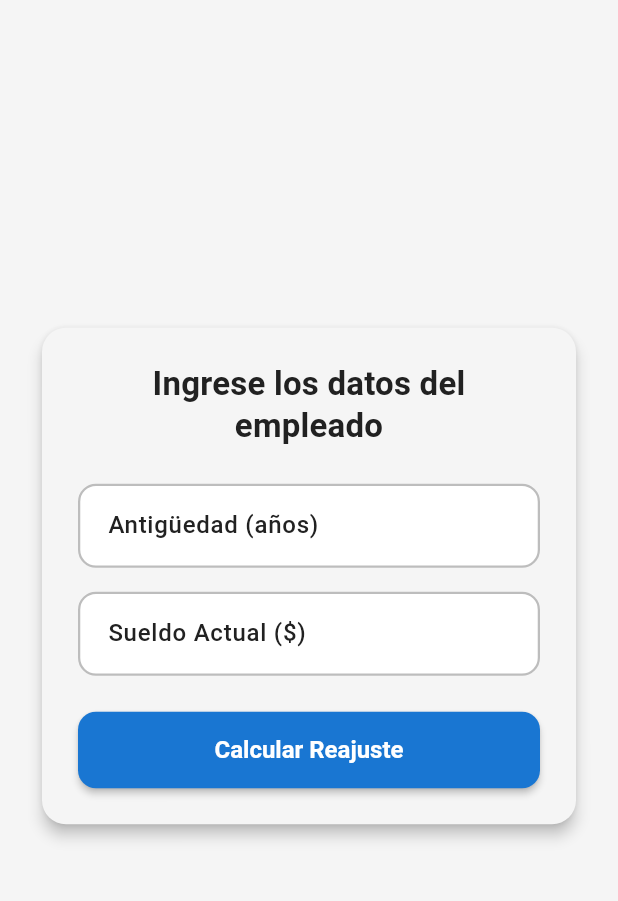
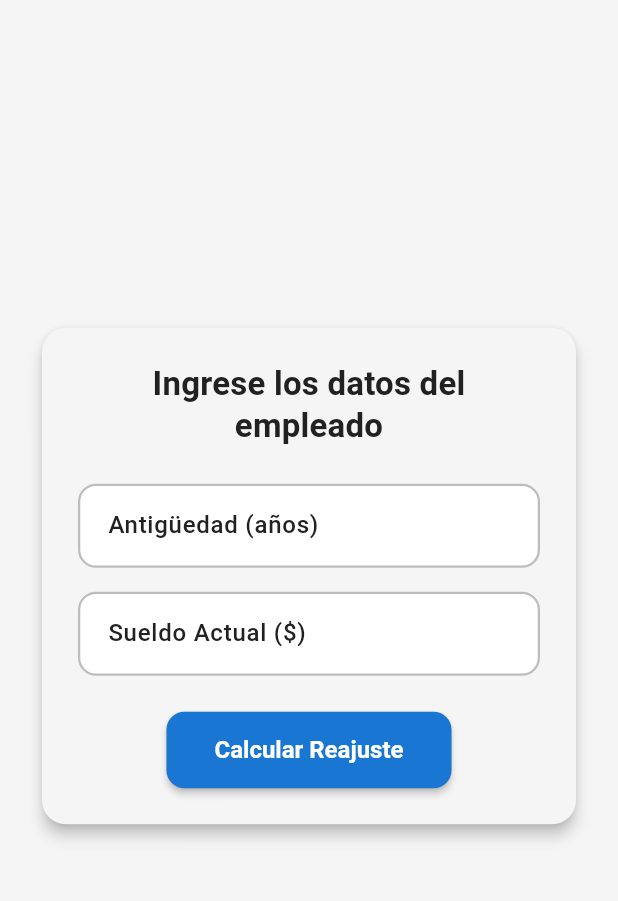
Before and after one commit to luis-sagx/examen1p-moviles, a Flutter app: the screen it shows after launch, on a phone screen of 412 x 824 dp, the part 84-985 px from its top. Run offline on Flutter 3.47's test engine with Material 3 defaults, Android fonts, the phone set to English and light mode, and no system bars.

Commit message:
examen 1p

```diff
--- a/lib/controllers/employee_controller.dart
+++ b/lib/controllers/employee_controller.dart
@@ -31,9 +31,8 @@ class EmployeeController {
     );
 
     final resultado = employee.getResultado();
-    return 'Antigüedad: ${resultado['antiguedad']} años\n'
-        'Sueldo anterior: \$${resultado['sueldoActual'].toStringAsFixed(2)}\n'
-        'Porcentaje de reajuste: ${resultado['porcentajeAumento'].toStringAsFixed(0)}%\n\n'
+    return 'Antiguedad: ${resultado['antiguedad']} años\n'
+        'Tiene un aumento de: ${resultado['porcentajeAumento'].toStringAsFixed(0)}%\n\n'
         'Nuevo sueldo: \$${resultado['nuevoSueldo'].toStringAsFixed(2)}';
   }
 }
--- a/lib/views/employee_page.dart
+++ b/lib/views/employee_page.dart
@@ -48,7 +48,7 @@ class _EmployeePageState extends State<EmployeePage> {
                 padding: const EdgeInsets.all(24.0),
                 child: Column(
                   mainAxisSize: MainAxisSize.min,
-                  crossAxisAlignment: CrossAxisAlignment.stretch,
+                  crossAxisAlignment: CrossAxisAlignment.center,
                   children: [
                     Text(
                       'Ingrese los datos del empleado',
```
